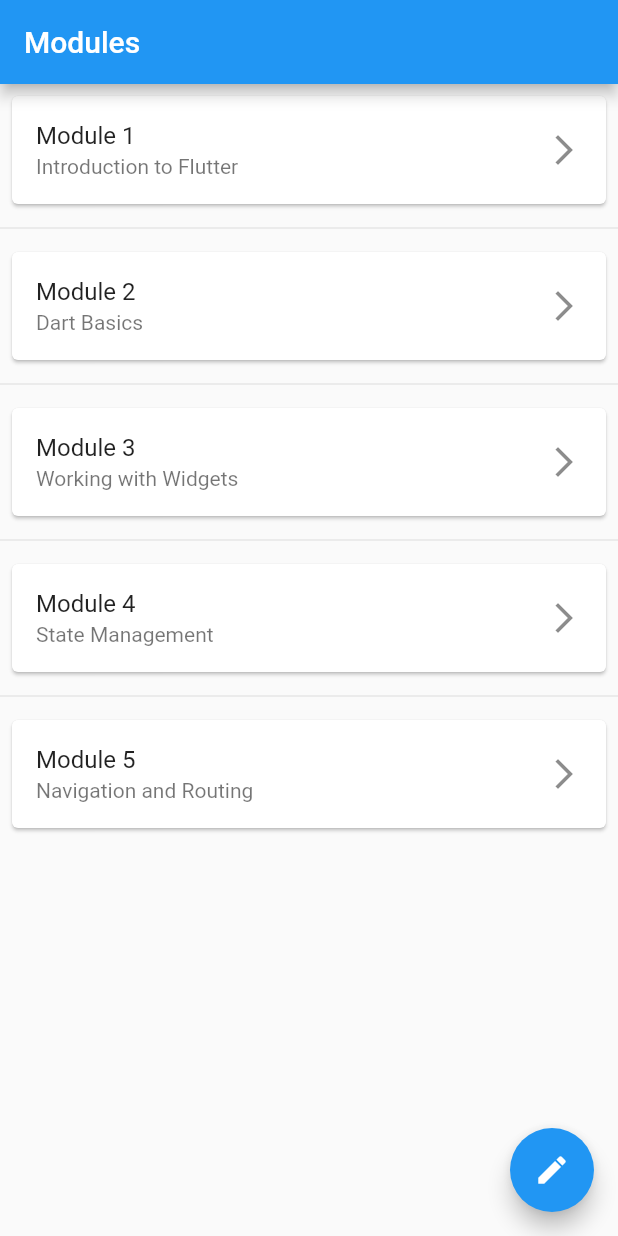
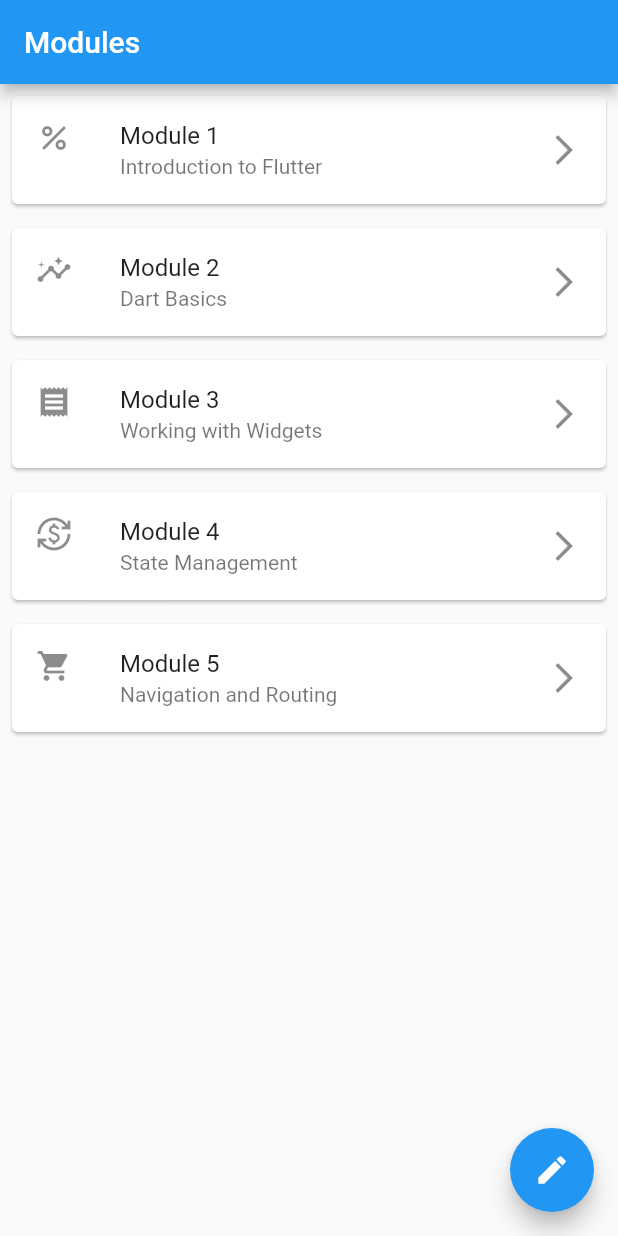
Before and after one commit to kygoben/hackutd, a Flutter app: the screen it shows after launch, on a phone screen of 412 x 824 dp. Run offline on Flutter 3.47's test engine with Material 2 defaults, Android fonts, the phone set to English and light mode, and no system bars.

Commit message:
Random Icon assignments for list views

```diff
--- a/finteach/lib/Application/constants.dart
+++ b/finteach/lib/Application/constants.dart
@@ -1,4 +1,6 @@
 import 'package:finteach/Domain/chapter.dart';
+import 'package:flutter/material.dart';
+
 
 
 
@@ -10,3 +12,24 @@ List <Chapters> chaptersList = [
   Chapters(number: '5', name: 'Navigation and Routing'),
 
 ];
+
+const List<IconData> sampleFinanceIcons = [
+  Icons.account_balance,
+  Icons.account_balance_wallet,
+  Icons.monetization_on,
+  Icons.attach_money,
+  Icons.trending_up,
+  Icons.bar_chart,
+  Icons.pie_chart,
+  Icons.savings,
+  Icons.credit_score,
+  Icons.currency_exchange,
+  Icons.business_center,
+  Icons.store,
+  Icons.shopping_cart,
+  Icons.paid,
+  Icons.receipt,
+  Icons.analytics,
+  Icons.percent,
+  Icons.insights,
+];
--- a/finteach/lib/Presentation/app.dart
+++ b/finteach/lib/Presentation/app.dart
@@ -1,42 +1,39 @@
+import 'dart:math';
+import 'package:finteach/Presentation/lesson_page.dart';
 import 'package:finteach/Presentation/practice_page.dart';
 import 'package:flutter/material.dart';
 import 'package:finteach/Application/constants.dart';
-import 'package:finteach/Presentation/lesson_page.dart';
 
 class ModuleList extends StatelessWidget {
+  final Random random = Random();
+
+  ModuleList({Key? key}) : super(key: key);
+    final List<IconData> financeIcons= sampleFinanceIcons; // List of icons
+
   @override
   Widget build(BuildContext context) {
-    // Initialize an empty list of widgets.
-    List<Widget> moduleTilesWithDividers = [];
-
-    // Add ModuleTile and Divider to the list for each chapter.
-    chaptersList.forEach((chapter) {
-      // Add ModuleTile.
-      moduleTilesWithDividers.add(
-        ModuleTile(
+    List<Widget> moduleTiles = chaptersList.map((chapter) {
+      // Get a random icon from the list
+      IconData icon = financeIcons[random.nextInt(financeIcons.length)];
+      return ModuleTile(
+        icon: icon,
         title: 'Module ${chapter.number}',
         subtitle: chapter.name,
         onTap: () {
           Navigator.push(
             context,
-              MaterialPageRoute(builder: (context) => LessonPage(moduleNumber: chapter.number,)), // Replace with actual lesson page
+            MaterialPageRoute(builder: (context) => LessonPage(moduleNumber: chapter.name)), // Replace with actual lesson page
           );
         },
-        ),
       );
-
-      // Add a Divider for each ModuleTile except for the last one.
-      if (chapter != chaptersList.last) {
-        moduleTilesWithDividers.add(Divider());
-      }
-    });
+    }).toList();
 
     return Scaffold(
       appBar: AppBar(
         title: Text('Modules'),
       ),
       body: ListView(
-        children: moduleTilesWithDividers,
+        children: moduleTiles,
       ),
       floatingActionButton: FloatingActionButton(
         onPressed: () {
@@ -53,12 +50,14 @@ class ModuleList extends StatelessWidget {
 }
 
 class ModuleTile extends StatelessWidget {
+  final IconData icon;
   final String title;
   final String subtitle;
   final VoidCallback onTap;
 
   const ModuleTile({
     Key? key,
+    required this.icon,
     required this.title,
     required this.subtitle,
     required this.onTap,
@@ -69,10 +68,11 @@ class ModuleTile extends StatelessWidget {
     return Card(
       margin: const EdgeInsets.all(8.0),
       child: ListTile(
+        leading: Icon(icon), // Insert icon here
         title: Text(title),
         subtitle: Text(subtitle),
-        trailing: Icon(Icons.arrow_forward_ios), // Add an arrow icon here
-        onTap: onTap, // Use the onTap callback
+        trailing: Icon(Icons.arrow_forward_ios),
+        onTap: onTap,
       ),
     );
   }
```
Lines whose indentation alone changed are shown as unchanged.
